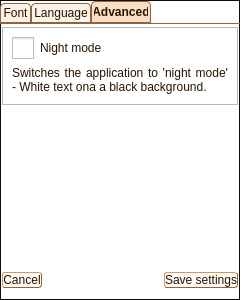
First picture: the form in trunk/Mobile/mobileapp.ui, repository MosheWagner/Orayta-QT, before the edit.
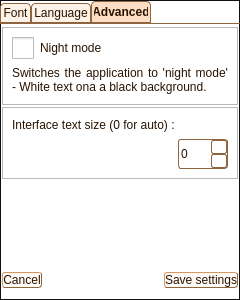
Second picture: the form after the edit. The open tabs and pages were chosen to show the change. Icons and pictures are not drawn. Custom widgets are drawn as their Qt base class.

What changed in the file:
```diff
--- a/trunk/Mobile/mobileapp.ui
+++ b/trunk/Mobile/mobileapp.ui
@@ -4764,6 +4764,67 @@
              </layout>
             </widget>
            </item>
+           <item>
+            <widget class="QFrame" name="frame_2">
+             <property name="frameShape">
+              <enum>QFrame::StyledPanel</enum>
+             </property>
+             <layout class="QVBoxLayout" name="verticalLayout_28">
+              <item>
+               <widget class="QLabel" name="label_13">
+                <property name="text">
+                 <string>Interface text size (0 for auto) :</string>
+                </property>
+                <property name="scaledContents">
+                 <bool>false</bool>
+                </property>
+                <property name="alignment">
+                 <set>Qt::AlignJustify|Qt::AlignVCenter</set>
+                </property>
+                <property name="wordWrap">
+                 <bool>true</bool>
+                </property>
+               </widget>
+              </item>
+              <item>
+               <layout class="QHBoxLayout" name="horizontalLayout_11">
+                <item>
+                 <spacer name="horizontalSpacer_3">
+                  <property name="orientation">
+                   <enum>Qt::Horizontal</enum>
+                  </property>
+                  <property name="sizeHint" stdset="0">
+                   <size>
+                    <width>40</width>
+                    <height>20</height>
+                   </size>
+                  </property>
+                 </spacer>
+                </item>
+                <item>
+                 <widget class="QSpinBox" name="interfaceSizeSpinBox">
+                  <property name="sizePolicy">
+                   <sizepolicy hsizetype="Preferred" vsizetype="Preferred">
+                    <horstretch>0</horstretch>
+                    <verstretch>0</verstretch>
+                   </sizepolicy>
+                  </property>
+                  <property name="minimumSize">
+                   <size>
+                    <width>50</width>
+                    <height>30</height>
+                   </size>
+                  </property>
+                  <property name="value">
+                   <number>0</number>
+                  </property>
+                 </widget>
+                </item>
+               </layout>
+              </item>
+             </layout>
+            </widget>
+           </item>
            <item>
             <spacer name="verticalSpacer_2">
              <property name="orientation">
```
Left out of the diff: 16 changed lines with no effect on the pictures.
